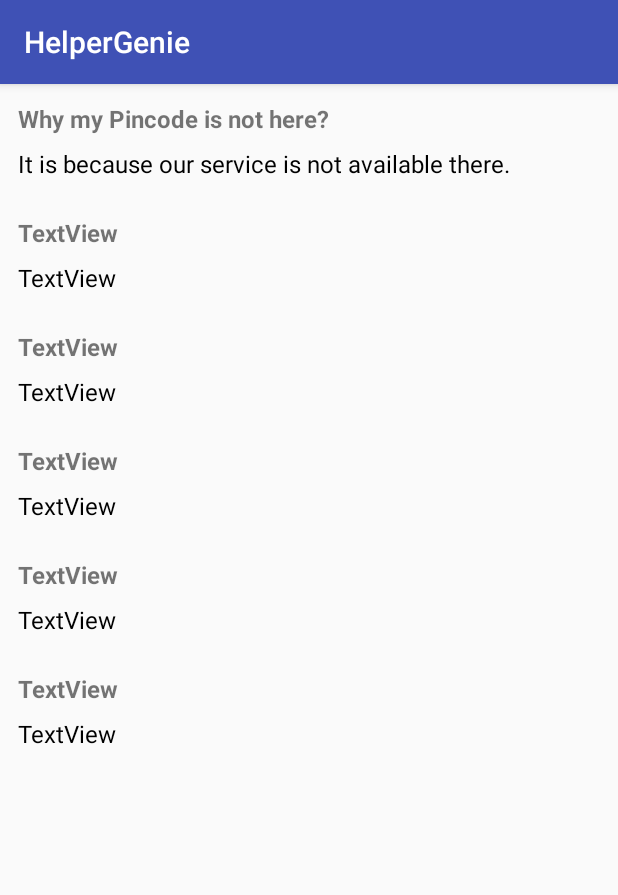
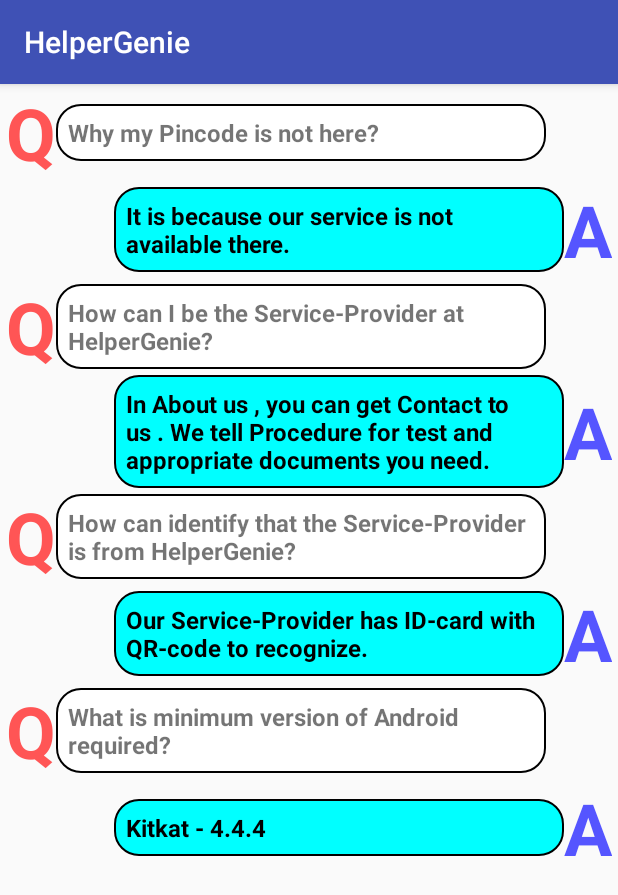
Before and after one commit to Lad-Rahul/HelperGenie, an Android app: the fragment HelpActivity shown on its own in the app's theme, on a phone screen of 412 x 824 dp. Shown: the top 895 px of the screen. Run offline under Robolectric (Android 15) with nearby library versions, the phone set to English and light mode, and no system bars.

Commit message:
Update Help Activity

```diff
--- /dev/null
+++ b/app/src/main/res/drawable/bkg_answer.xml
@@ -0,0 +1,13 @@
+<?xml version="1.0" encoding="utf-8"?>
+<shape xmlns:android="http://schemas.android.com/apk/res/android" android:shape="rectangle">
+
+    <solid
+        android:color="#00ffff"/>
+
+    <corners
+        android:radius="16dp"/>
+
+    <stroke
+        android:width="1dp"
+        android:color="#000000"/>
+</shape>
--- /dev/null
+++ b/app/src/main/res/drawable/bkg_question.xml
@@ -0,0 +1,16 @@
+<?xml version="1.0" encoding="utf-8"?>
+<shape xmlns:android="http://schemas.android.com/apk/res/android" android:shape="rectangle">
+
+    <solid
+        android:color="#ffffff"/>
+
+    <stroke
+        android:width="1dp"
+        android:color="#000000"/>
+
+    <corners
+        android:radius="16dp"/>
+    <solid
+        android:layout_width="wrap_content" />
+
+</shape>
--- a/app/src/main/res/layout/activity_help.xml
+++ b/app/src/main/res/layout/activity_help.xml
@@ -9,159 +9,230 @@
         android:layout_width="match_parent"
         android:layout_height="wrap_content"
         android:orientation="vertical">
+
     <LinearLayout
         android:layout_width="match_parent"
         android:layout_height="wrap_content"
-        android:layout_margin="8dp"
-        android:orientation="vertical">
+        android:layout_gravity="left"
+        android:gravity="center"
+        android:orientation="horizontal">
+
+        <TextView
+            android:layout_width="wrap_content"
+            android:layout_height="wrap_content"
+            android:text="Q"
+            android:layout_marginLeft="4dp"
+            android:textStyle="bold"
+            android:textColor="#ff5555"
+            android:textSize="48dp"/>
 
         <TextView
             android:id="@+id/text_q1"
             android:layout_width="match_parent"
             android:layout_height="wrap_content"
-            android:padding="4dp"
+            android:padding="8dp"
             android:textSize="16dp"
             android:textStyle="bold"
+            android:background="@drawable/bkg_question"
+            android:layout_marginRight="48dp"
             android:text="@string/q1" />
+    </LinearLayout>
+
+    <LinearLayout
+        android:layout_width="wrap_content"
+        android:layout_height="wrap_content"
+        android:layout_gravity="right"
+        android:gravity="center"
+        android:orientation="horizontal">
 
         <TextView
             android:id="@+id/text_a1"
-            android:layout_width="match_parent"
+            android:layout_width="300dp"
             android:layout_height="wrap_content"
-            android:padding="4dp"
+            android:padding="8dp"
             android:textSize="16dp"
+            android:textStyle="bold"
             android:textColor="#000000"
+            android:background="@drawable/bkg_answer"
             android:text="@string/a1" />
+
+        <TextView
+            android:layout_width="wrap_content"
+            android:layout_height="wrap_content"
+            android:text="A"
+            android:layout_marginRight="4dp"
+            android:textColor="#5555ff"
+            android:textStyle="bold"
+            android:textSize="48dp"/>
+
     </LinearLayout>
-
 
     <LinearLayout
         android:layout_width="match_parent"
         android:layout_height="wrap_content"
-        android:layout_margin="8dp"
-        android:orientation="vertical">
+        android:layout_gravity="left"
+        android:gravity="center"
+        android:orientation="horizontal">
+
+        <TextView
+            android:layout_width="wrap_content"
+            android:layout_height="wrap_content"
+            android:text="Q"
+            android:layout_marginLeft="4dp"
+            android:textStyle="bold"
+            android:textColor="#ff5555"
+            android:textSize="48dp"/>
 
         <TextView
             android:id="@+id/text_q2"
             android:layout_width="match_parent"
             android:layout_height="wrap_content"
-            android:padding="4dp"
+            android:padding="8dp"
             android:textSize="16dp"
             android:textStyle="bold"
-            android:text="TextView" />
-
-        <TextView
-            android:id="@+id/text_a2"
-            android:layout_width="match_parent"
-            android:layout_height="wrap_content"
-            android:padding="4dp"
-            android:textSize="16dp"
-            android:textColor="#000000"
-            android:text="TextView" />
+            android:background="@drawable/bkg_question"
+            android:layout_marginRight="48dp"
+            android:text="@string/q2" />
     </LinearLayout>
 
 
     <LinearLayout
+        android:layout_width="wrap_content"
+        android:layout_height="wrap_content"
+        android:layout_gravity="right"
+        android:gravity="center"
+        android:orientation="horizontal">
+        <TextView
+            android:id="@+id/text_a2"
+            android:layout_width="300dp"
+            android:layout_height="wrap_content"
+            android:padding="8dp"
+            android:textSize="16dp"
+            android:textStyle="bold"
+            android:textColor="#000000"
+            android:background="@drawable/bkg_answer"
+            android:text="@string/a2" />
+
+        <TextView
+            android:layout_width="wrap_content"
+            android:layout_height="wrap_content"
+            android:text="A"
+            android:layout_marginRight="4dp"
+            android:textColor="#5555ff"
+            android:textStyle="bold"
+            android:textSize="48dp"/>
+
+    </LinearLayout>
+
+    <LinearLayout
         android:layout_width="match_parent"
         android:layout_height="wrap_content"
-        android:layout_margin="8dp"
-        android:orientation="vertical">
+        android:layout_gravity="left"
+        android:gravity="center"
+        android:orientation="horizontal">
+
+        <TextView
+            android:layout_width="wrap_content"
+            android:layout_height="wrap_content"
+            android:text="Q"
+            android:layout_marginLeft="4dp"
+            android:textStyle="bold"
+            android:textColor="#ff5555"
+            android:textSize="48dp"/>
 
         <TextView
             android:id="@+id/text_q3"
             android:layout_width="match_parent"
             android:layout_height="wrap_content"
-            android:padding="4dp"
+            android:padding="8dp"
             android:textSize="16dp"
             android:textStyle="bold"
-            android:text="TextView" />
+            android:background="@drawable/bkg_question"
+            android:layout_marginRight="48dp"
+            android:text="@string/q3" />
+    </LinearLayout>
+
+    <LinearLayout
+        android:layout_width="wrap_content"
+        android:layout_height="wrap_content"
+        android:layout_gravity="right"
+        android:gravity="center"
+        android:orientation="horizontal">
+        <TextView
+            android:id="@+id/text_a3"
+            android:layout_width="300dp"
+            android:layout_height="wrap_content"
+            android:padding="8dp"
+            android:textSize="16dp"
+            android:textStyle="bold"
+            android:textColor="#000000"
+            android:background="@drawable/bkg_answer"
+            android:text="@string/a3" />
 
         <TextView
-            android:id="@+id/text_a3"
-            android:layout_width="match_parent"
+            android:layout_width="wrap_content"
             android:layout_height="wrap_content"
-            android:padding="4dp"
-            android:textSize="16dp"
-            android:textColor="#000000"
-            android:text="TextView" />
+            android:text="A"
+            android:layout_marginRight="4dp"
+            android:textColor="#5555ff"
+            android:textStyle="bold"
+            android:textSize="48dp"/>
     </LinearLayout>
-
 
     <LinearLayout
         android:layout_width="match_parent"
         android:layout_height="wrap_content"
-        android:layout_margin="8dp"
-        android:orientation="vertical">
+        android:layout_gravity="left"
+        android:gravity="center"
+        android:orientation="horizontal">
+
+        <TextView
+            android:layout_width="wrap_content"
+            android:layout_height="wrap_content"
+            android:text="Q"
+            android:layout_marginLeft="4dp"
+            android:textStyle="bold"
+            android:textColor="#ff5555"
+            android:textSize="48dp"/>
 
         <TextView
             android:id="@+id/text_q4"
             android:layout_width="match_parent"
             android:layout_height="wrap_content"
-            android:padding="4dp"
+            android:padding="8dp"
             android:textSize="16dp"
             android:textStyle="bold"
-            android:text="TextView" />
+            android:background="@drawable/bkg_question"
+            android:layout_marginRight="48dp"
+            android:text="@string/q4" />
+    </LinearLayout>
+
+    <LinearLayout
+        android:layout_width="wrap_content"
+        android:layout_height="wrap_content"
+        android:layout_gravity="right"
+        android:gravity="center"
+        android:orientation="horizontal">
+        <TextView
+            android:id="@+id/text_a4"
+            android:layout_width="300dp"
+            android:layout_height="wrap_content"
+            android:padding="8dp"
+            android:textSize="16dp"
+            android:textStyle="bold"
+            android:textColor="#000000"
+            android:background="@drawable/bkg_answer"
+            android:text="@string/a4" />
 
         <TextView
-            android:id="@+id/text_a4"
-            android:layout_width="match_parent"
+            android:layout_width="wrap_content"
             android:layout_height="wrap_content"
-            android:padding="4dp"
-            android:textSize="16dp"
-            android:textColor="#000000"
-            android:text="TextView" />
+            android:text="A"
+            android:layout_marginRight="4dp"
+            android:textColor="#5555ff"
+            android:textStyle="bold"
+            android:textSize="48dp"/>
     </LinearLayout>
 
-
-    <LinearLayout
-        android:layout_width="match_parent"
-        android:layout_height="wrap_content"
-        android:layout_margin="8dp"
-        android:orientation="vertical">
-
-        <TextView
-            android:id="@+id/text_q5"
-            android:layout_width="match_parent"
-            android:layout_height="wrap_content"
-            android:padding="4dp"
-            android:textSize="16dp"
-            android:textStyle="bold"
-            android:text="TextView" />
-
-        <TextView
-            android:id="@+id/text_a5"
-            android:layout_width="match_parent"
-            android:layout_height="wrap_content"
-            android:padding="4dp"
-            android:textSize="16dp"
-            android:textColor="#000000"
-            android:text="TextView" />
-    </LinearLayout>
-
-
-    <LinearLayout
-        android:layout_width="match_parent"
-        android:layout_height="wrap_content"
-        android:layout_margin="8dp"
-        android:orientation="vertical">
-
-        <TextView
-            android:id="@+id/text_q6"
-            android:layout_width="match_parent"
-            android:layout_height="wrap_content"
-            android:padding="4dp"
-            android:textSize="16dp"
-            android:textStyle="bold"
-            android:text="TextView" />
-
-        <TextView
-            android:id="@+id/text_a6"
-            android:layout_width="match_parent"
-            android:layout_height="wrap_content"
-            android:padding="4dp"
-            android:textSize="16dp"
-            android:textColor="#000000"
-            android:text="TextView" />
-    </LinearLayout>
     </LinearLayout>
 </ScrollView>
--- a/app/src/main/res/values/strings.xml
+++ b/app/src/main/res/values/strings.xml
@@ -12,4 +12,16 @@
 
     <string name ="q1" >Why my Pincode is not here?</string>
     <string name="a1">It is because our service is not available there.</string>
+
+    <string name = "q2">How can I be the Service-Provider at HelperGenie?</string>
+    <string name="a2">In About us , you can get Contact to us . We tell Procedure for test and appropriate documents you need.</string>
+
+    <string name="q3">How can identify that the Service-Provider is from HelperGenie?</string>
+    <string name="a3">Our Service-Provider has ID-card with QR-code to recognize.</string>
+
+    <string name="q4">What is minimum version of Android required?</string>
+    <string name="a4">Kitkat - 4.4.4</string>
+
+
+
 </resources>
```
